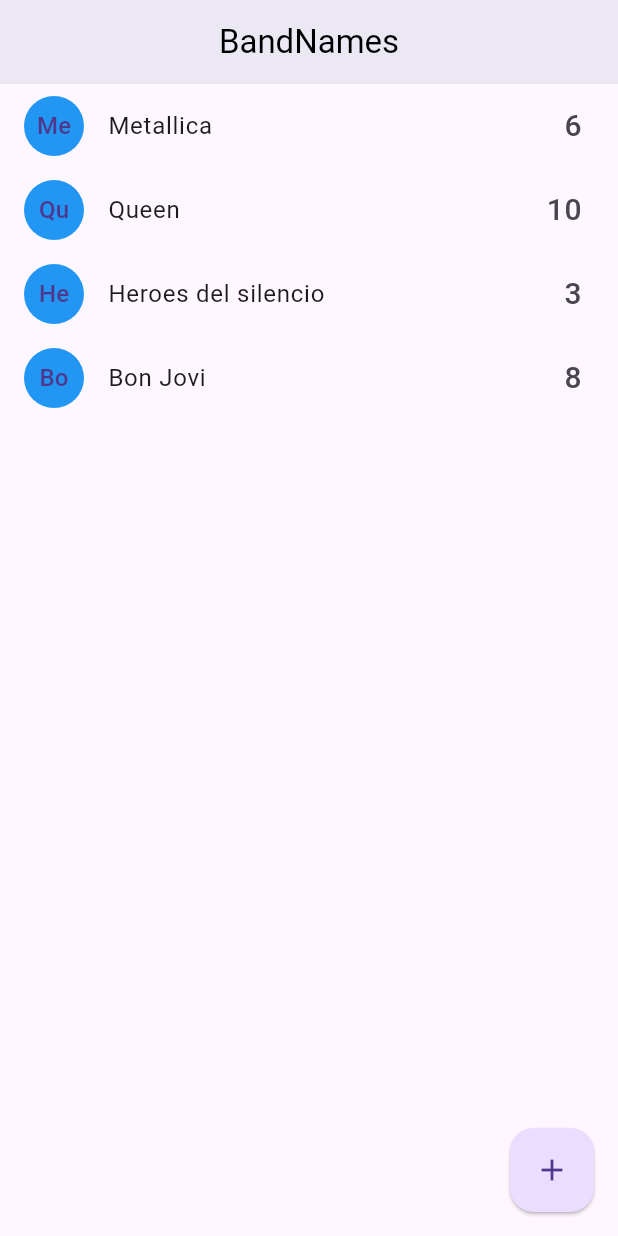
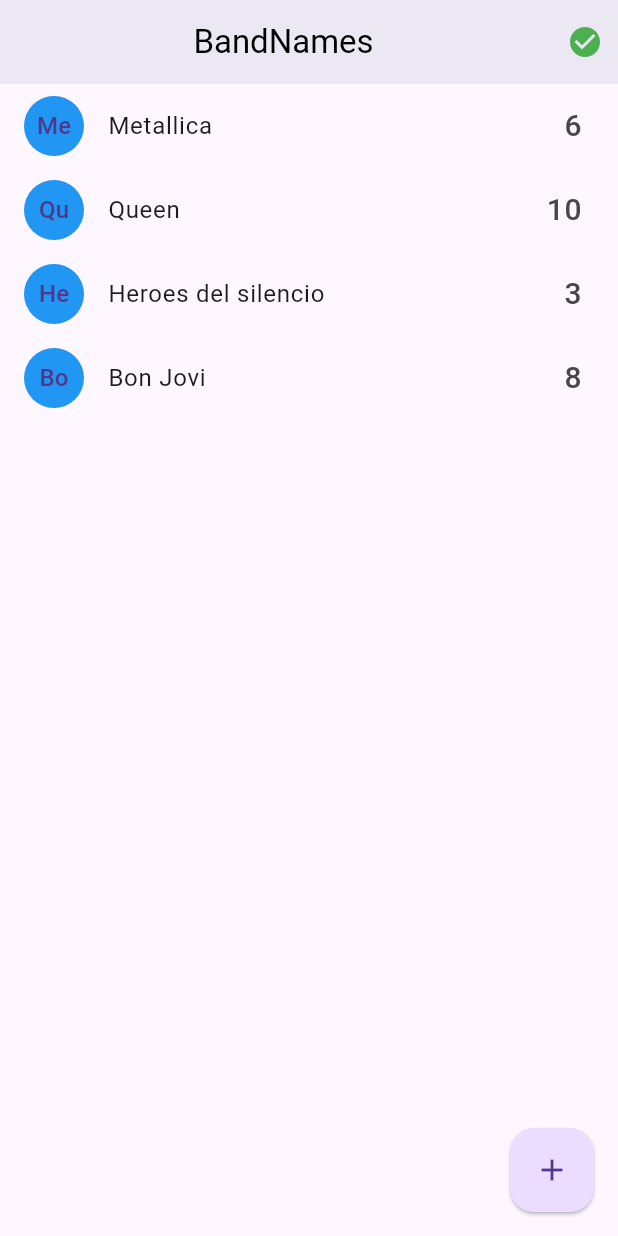
Before and after one commit to JuanAntonioMelero/band_names, a Flutter app: the screen it shows after launch, after a tap on "Me", on a phone screen of 412 x 824 dp. Run offline on Flutter 3.47's test engine with Material 3 defaults, Android fonts, the phone set to English and light mode, and no system bars; our stand-ins replace socket_io_client; network calls fail.

```diff
--- /dev/null
+++ b/devtools_options.yaml
@@ -0,0 +1,3 @@
+description: This file stores settings for Dart & Flutter DevTools.
+documentation: https://docs.flutter.dev/tools/devtools/extensions#configure-extension-enablement-states
+extensions:
--- a/lib/main.dart
+++ b/lib/main.dart
@@ -1,20 +1,27 @@
 import 'package:band_names/pages/home.dart';
+import 'package:band_names/pages/status.dart';
+import 'package:band_names/services/socket_service.dart';
 import 'package:flutter/material.dart';
+import 'package:provider/provider.dart';
 
-void main() {
-  runApp(const MainApp());
-}
+void main() => runApp(MainApp());
 
 class MainApp extends StatelessWidget {
   const MainApp({super.key});
 
   @override
   Widget build(BuildContext context) {
-    return MaterialApp(
-      debugShowCheckedModeBanner: false,
-      title: 'Material App',
-      initialRoute: 'home',
-      routes: {'home': (_) => const HomePage()},
+    return MultiProvider(
+      providers: [ChangeNotifierProvider(create: (_) => SocketService())],
+      child: MaterialApp(
+        debugShowCheckedModeBanner: false,
+        title: 'Material App',
+        initialRoute: 'home',
+        routes: {
+          'home': (_) => const HomePage(),
+          'status': (_) => const StatusPage(),
+        },
+      ),
     );
   }
 }
--- a/lib/pages/home.dart
+++ b/lib/pages/home.dart
@@ -1,7 +1,9 @@
 import 'dart:io';
 
 import 'package:band_names/models/band.dart';
+import 'package:band_names/services/socket_service.dart';
 import 'package:flutter/material.dart';
+import 'package:provider/provider.dart';
 
 class HomePage extends StatefulWidget {
   const HomePage({super.key});
@@ -20,6 +22,9 @@ class _HomePageState extends State<HomePage> {
 
   @override
   Widget build(BuildContext context) {
+
+    //cargamos el estado de la conexion
+    final socketService = Provider.of<SocketService>(context);
     return Scaffold(
       appBar: AppBar(
         title: Center(
@@ -27,6 +32,15 @@ class _HomePageState extends State<HomePage> {
         ),
         backgroundColor: Colors.white,
         elevation: 10,
+        actions: <Widget>[
+          Container(
+            margin: EdgeInsets.only(right: 10),
+            //creamos condicionante para segun el estado de la conexion
+            child: (socketService.serverStatus == ServerStatus.Offline)
+                ? Icon(Icons.offline_bolt, color: Colors.red)
+                : Icon(Icons.check_circle, color: Colors.green),
+          ),
+        ],
       ),
 
       body: ListView.builder(
@@ -36,14 +50,14 @@ class _HomePageState extends State<HomePage> {
       ),
       floatingActionButton: FloatingActionButton(
         onPressed: addNewBand,
-        child: Icon(Icons.add),
-        elevation: 1, //para que no tenga tanta sombra
+        elevation: 1,
+        child: Icon(Icons.add), //para que no tenga tanta sombra
       ),
     );
   }
 
   addNewBand() {
-    final textController = new TextEditingController();
+    final textController = TextEditingController();
 
     if (Platform.isAndroid) {
       return showDialog(
@@ -57,12 +71,12 @@ class _HomePageState extends State<HomePage> {
             ),
             actions: <Widget>[
               MaterialButton(
-                child: Text('Aceptar'),
                 elevation: 5,
                 textColor: Colors.blue,
                 onPressed: () {
                   addBandToList(textController.text);
                 },
+                child: Text('Aceptar'),
               ),
             ],
           );
@@ -89,16 +103,17 @@ class _HomePageState extends State<HomePage> {
       ),
       child: ListTile(
         leading: CircleAvatar(
-          child: Text(band.name.substring(0, 2)),
-          backgroundColor: Colors
-              .blue, // necesitamos solo las dos primeras letras del nombre
+          backgroundColor: Colors.blue,
+          child: Text(
+            band.name.substring(0, 2),
+          ), // necesitamos solo las dos primeras letras del nombre
         ),
         title: Text(band.name),
         trailing: Text('${band.votes}', style: TextStyle(fontSize: 20)),
         onTap: () {
           band.votes++;
           setState(() {});
-          print(band.name + '' + band.votes.toString());
+          print('${band.name}${band.votes}');
         },
       ),
     );
@@ -107,9 +122,7 @@ class _HomePageState extends State<HomePage> {
   void addBandToList(String name) {
     if (name.length > 1) {
       //podemos agregar
-      this.bands.add(
-        new Band(id: DateTime.now().toString(), name: name, votes: 0),
-      );
+      bands.add(Band(id: DateTime.now().toString(), name: name, votes: 0));
       setState(() {}); //actualizar datos
     }
 
--- /dev/null
+++ b/lib/services/socket_service.dart
@@ -0,0 +1,52 @@
+import 'package:flutter/material.dart';
+import 'package:socket_io_client/socket_io_client.dart' as IO;
+
+enum ServerStatus { Online, Offline, Connecting }
+
+class SocketService with ChangeNotifier {
+  ServerStatus _serverStatus = ServerStatus.Connecting;
+  //vamos a hacer el socket privado, unico para esta clase
+  late IO.Socket _socket;
+
+  // para poder exportar el valor de _serverStatus y socket  a otra clase a traves de un get
+  get serverStatus => _serverStatus;
+  get socket => _socket;
+
+
+  SocketService() {
+    _initConfig();
+  }
+  void _initConfig() {
+    _socket = IO.io('http://192.168.1.140:3000', {
+      'transports': ['websocket'],
+      'autoConnect': true,
+    });
+    _socket.onConnect((_) {
+      _serverStatus = ServerStatus.Online;
+      notifyListeners();
+
+      print('connect');
+    });
+    //  socket.onDisconnect((_) {
+    //   _serverStatus = ServerStatus.Offline;
+    //  notifyListeners();
+    // });
+    _socket.on('disconnect', (_) {
+      _serverStatus = ServerStatus.Offline;
+      notifyListeners();
+      print('disconnect');
+    });
+    //escuchar 'mensaje'
+    _socket.on('nuevo-mensaje', (payload) {
+      print('nuevo mensaje');
+      print('nombre:' + payload['nombre']);
+      print('mensaje:' + payload['mensaje']);
+      //con containsKey controlamos si viene o no alguna propiedad
+      print(
+        payload.containsKey('mensaje2')
+            ? payload['mensaje2']
+            : 'no hay mensaje2',
+      );
+    });
+  }
+}
--- a/pubspec.yaml
+++ b/pubspec.yaml
@@ -9,6 +9,8 @@ environment:
 dependencies:
   flutter:
     sdk: flutter
+  provider: ^6.1.5
+  socket_io_client: ^3.1.2
 
 dev_dependencies:
   flutter_test:
```
Also changed, not shown: lib/pages/status.dart (added, +35 -0 lines), pubspec.lock, 1 other file.
